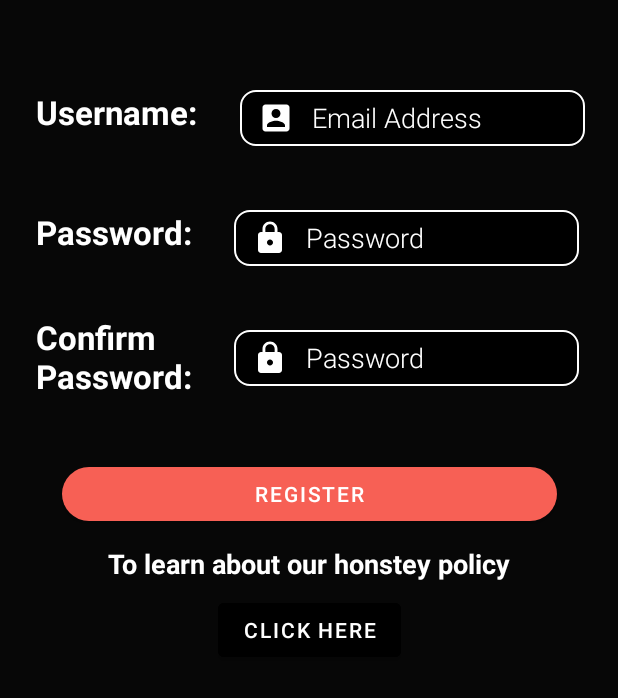
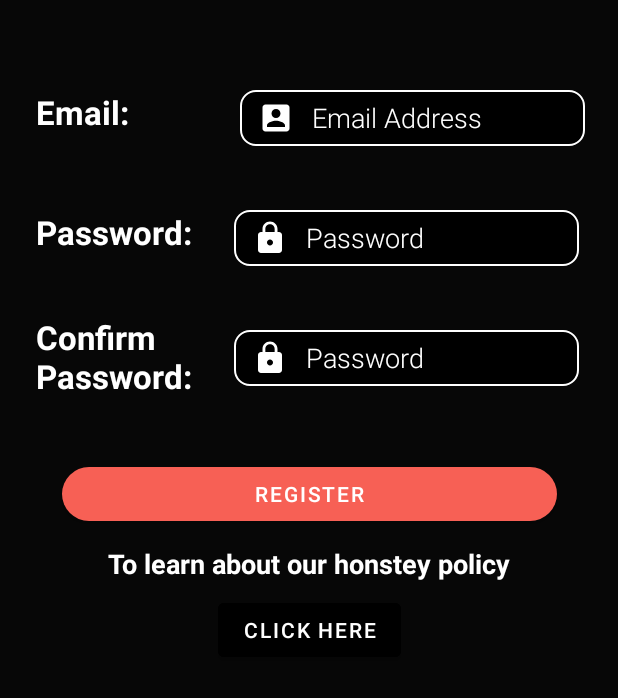
Before and after one commit to Shimoco7/Poll-It, an Android app: the FragmentRegister screen opened through its navigation route, on a phone screen of 412 x 824 dp, the part 369-1067 px from its top. Run offline under Robolectric (Android 15) with nearby library versions, the phone set to English and light mode, and no system bars; our stand-ins replace Firebase (no records; nobody signed in at launch, a user with empty details on screens opened directly), navigation-ui; libraries missing offline, so code that uses them is left out: org.apache.commons.

Commit message:
Added SignIn and Register through Firebase

```diff
--- a/app/src/main/java/com/example/appproject/IntroActivity.java
+++ b/app/src/main/java/com/example/appproject/IntroActivity.java
@@ -38,5 +38,6 @@ public class IntroActivity extends AppCompatActivity {
 
     //Todo: complete Feed Activity
     private void toFeedActivity() {
+        Model.instance.signOut();
     }
 }
--- a/app/src/main/java/com/example/appproject/login/FragmentRegister.java
+++ b/app/src/main/java/com/example/appproject/login/FragmentRegister.java
@@ -3,6 +3,7 @@ package com.example.appproject.login;
 import android.os.Bundle;
 
 import androidx.fragment.app.Fragment;
+import androidx.navigation.Navigation;
 
 import android.view.LayoutInflater;
 import android.view.View;
@@ -24,16 +25,24 @@ public class FragmentRegister extends Fragment {
     final String INVALID_EMAIL_ADDRESS = "Invalid Email Address";
     final String INVALID_PASSWORD = "Invalid Password";
     final String PASSWORDS_DO_NOT_MATCH = "Passwords do not match";
+    Button registerBtn;
+    EditText email, password,confirmPassword;
 
     @Override
     public View onCreateView(LayoutInflater inflater, ViewGroup container,
                              Bundle savedInstanceState) {
         View view = inflater.inflate(R.layout.fragment_register, container, false);
-        Button registerBtn = view.findViewById(R.id.register_btn);
-        EditText email = view.findViewById(R.id.register_input_email);
-        EditText password = view.findViewById(R.id.register_input_password);
-        EditText confirmPassword = view.findViewById(R.id.register_input_confirmpassword);
+        registerBtn = view.findViewById(R.id.register_btn);
+        email = view.findViewById(R.id.register_input_email);
+        password = view.findViewById(R.id.register_input_password);
+        confirmPassword = view.findViewById(R.id.register_input_confirmpassword);
+        setRegisterBtnListener();
 
+        return view;
+    }
+
+
+    private void setRegisterBtnListener() {
         registerBtn.setOnClickListener(v->{
             ArrayList<String> errors = new ArrayList<>();
             if(!Model.instance.validateEmailAddress(email.getText().toString().trim())){
@@ -53,15 +62,18 @@ public class FragmentRegister extends Fragment {
                 return;
             }
 
-            Model.instance.createUser(email.getText().toString().trim(),password.toString().trim());
-            //TODO - after register
+            //Todo : handle error in create user
+            Model.instance.createUser(email.getText().toString().trim(),password.getText().toString().trim());
+            afterRegisterFlow();
         });
+    }
 
-        return view;
+    private void afterRegisterFlow() {
+        Navigation.findNavController(registerBtn).navigate(R.id.action_fragmentRegister_to_fragmentActivePoll);
     }
 
     private void showToast(ArrayList<String> errors) {
-        StringBuilder message = new StringBuilder("");
+        StringBuilder message = new StringBuilder();
         for(String error : errors){
             message.append(error);
             message.append("\n");
--- a/app/src/main/java/com/example/appproject/model/Model.java
+++ b/app/src/main/java/com/example/appproject/model/Model.java
@@ -31,7 +31,12 @@ public class Model {
 
     /**
     * Authentication
-    */
+     * @return
+     */
+
+    public void signIn(String emailAddress, String password,SignInListener signInListener) {
+        modelFirebaseAuth.signIn(emailAddress,password,signInListener);
+    }
 
     public boolean isSignedIn(){
         return modelFirebaseAuth.isSignedIn();
@@ -39,6 +44,7 @@ public class Model {
 
 
     public void createUser(String emailAddress, String password) {
+        modelFirebaseAuth.createUser(emailAddress,password);
     }
 
     public boolean validateEmailAddress(String emailAddress) {
@@ -46,7 +52,11 @@ public class Model {
     }
 
     public boolean validatePassword(String password) {
-        final String regex = "^(?=.*[0-9])(?=.*[a-z])(?=.*[A-Z])(?=.*[@#$%^&+=])(?=\\S+$).{8,20}$";
+        final String regex = "^(?=.*[0-9])(?=.*[a-z])(?=.*[A-Z])(?=.*[!@#$%^&+=])(?=\\S+$).{8,20}$";
         return password.matches(regex);
     }
+
+    public void signOut() {
+        modelFirebaseAuth.signOut();
+    }
 }
--- /dev/null
+++ b/app/src/main/java/com/example/appproject/model/SignInListener.java
@@ -0,0 +1,7 @@
+package com.example.appproject.model;
+
+import com.google.firebase.auth.FirebaseUser;
+
+public interface SignInListener {
+    void onComplete(FirebaseUser user);
+}
--- a/app/src/main/res/layout/fragment_register.xml
+++ b/app/src/main/res/layout/fragment_register.xml
@@ -1,5 +1,6 @@
 <?xml version="1.0" encoding="utf-8"?>
-<androidx.constraintlayout.widget.ConstraintLayout xmlns:android="http://schemas.android.com/apk/res/android"
+<ScrollView
+    xmlns:android="http://schemas.android.com/apk/res/android"
     xmlns:app="http://schemas.android.com/apk/res-auto"
     xmlns:tools="http://schemas.android.com/tools"
     android:layout_width="match_parent"
@@ -7,6 +8,9 @@
     android:background="#070707"
     android:visibility="visible">
 
+    <androidx.constraintlayout.widget.ConstraintLayout
+        android:layout_width="match_parent"
+        android:layout_height="wrap_content">
     <EditText
         android:id="@+id/register_input_password"
         android:layout_width="230dp"
@@ -88,7 +92,7 @@
         android:layout_marginTop="60dp"
         android:fontFamily="sans-serif"
         android:gravity="center_vertical"
-        android:text="@string/username"
+        android:text="@string/email_colon"
         android:textColor="@color/white"
         android:textIsSelectable="false"
         android:textSize="22sp"
@@ -162,5 +166,5 @@
         app:layout_constraintHorizontal_bias="0.5"
         app:layout_constraintStart_toStartOf="parent"
         app:layout_constraintTop_toBottomOf="@+id/register_about_text" />
-
-</androidx.constraintlayout.widget.ConstraintLayout>
+    </androidx.constraintlayout.widget.ConstraintLayout>
+</ScrollView>
--- a/app/src/main/res/navigation/login_nav_graph.xml
+++ b/app/src/main/res/navigation/login_nav_graph.xml
@@ -29,7 +29,13 @@
         android:id="@+id/fragmentRegister"
         android:name="com.example.appproject.login.FragmentRegister"
         android:label="Register"
-        tools:layout="@layout/fragment_register" />
+        tools:layout="@layout/fragment_register" >
+        <action
+            android:id="@+id/action_fragmentRegister_to_fragmentActivePoll"
+            app:destination="@id/fragmentActivePoll"
+            app:popUpTo="@id/fragmentWelcome"
+            app:popUpToInclusive="true" />
+    </fragment>
     <fragment
         android:id="@+id/fragmentActivePoll"
         android:name="com.example.appproject.FragmentActivePoll"
--- a/app/src/main/res/values/strings.xml
+++ b/app/src/main/res/values/strings.xml
@@ -15,4 +15,5 @@
     <string name="password_colon">Password:</string>
     <string name="register">Register</string>
     <string name="click_here">CLICK HERE</string>
+    <string name="email_colon">Email:</string>
 </resources>
```
Also changed, not shown: app/src/main/java/com/example/appproject/login/FragmentSignIn.java (+24 -45 lines), app/src/main/java/com/example/appproject/model/ModelFirebaseAuth.java (+38 -2 lines).
